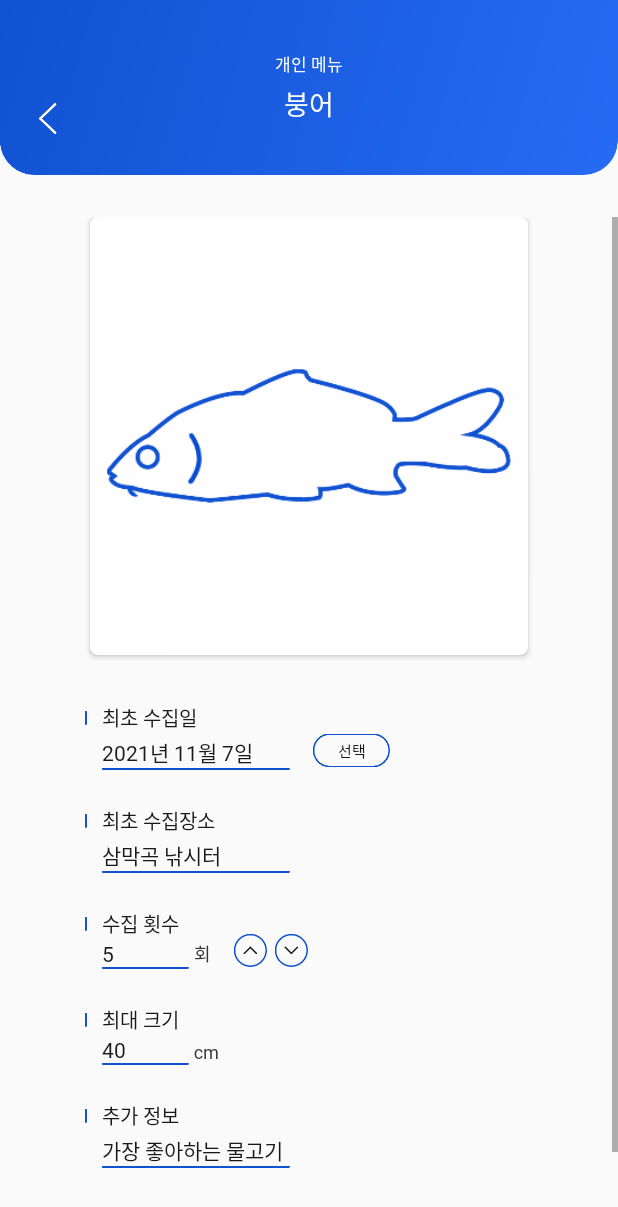
After one commit to ThinkingDobby/FishTracker, an Android app: the CollectionDetailEditActivity screen opened directly, with no data from a screen before it, on a phone screen of 412 x 824 dp. The commit adds this screen. Shown: the top 1207 px of the screen. Run offline under Robolectric (Android 15) with nearby library versions, the light colour scheme and no system bars.

Commit message:
CollectionDetailEditActivity 기초 디자인 완료
<FIN>
기초 디자인 완료
<TODO>
기능 구현

```diff
--- a/app/src/main/AndroidManifest.xml
+++ b/app/src/main/AndroidManifest.xml
@@ -15,7 +15,9 @@
         android:roundIcon="@mipmap/ic_launcher_round"
         android:supportsRtl="true"
         android:theme="@style/AppTheme">
-        <activity android:name=".CollectionDetailActivity"></activity>
+        <activity android:name=".CollectionDetailEditActivity"
+            android:windowSoftInputMode="adjustPan"/>
+        <activity android:name=".CollectionDetailActivity" />
         <activity android:name=".CollectionActivity" />
         <activity android:name=".MenuActivity" />
         <activity
--- a/app/src/main/java/com/example/thinkingdobby/fishtracker/CollectionDetailActivity.kt
+++ b/app/src/main/java/com/example/thinkingdobby/fishtracker/CollectionDetailActivity.kt
@@ -1,5 +1,6 @@
 package com.example.thinkingdobby.fishtracker
 
+import android.content.Intent
 import android.graphics.Color
 import android.support.v7.app.AppCompatActivity
 import android.os.Bundle
@@ -24,6 +25,11 @@ class CollectionDetailActivity : AppCompatActivity() {
             finish()
         }
 
+        collectionDetail_btn_change.setOnClickListener {
+            val intent = Intent(this, CollectionDetailEditActivity::class.java)
+            startActivity(intent)
+        }
+
         val bundle = intent.extras
         val fish = bundle?.getParcelable<Fish>("selectedFish")
 
--- /dev/null
+++ b/app/src/main/java/com/example/thinkingdobby/fishtracker/CollectionDetailEditActivity.kt
@@ -0,0 +1,21 @@
+package com.example.thinkingdobby.fishtracker
+
+import android.graphics.Color
+import android.support.v7.app.AppCompatActivity
+import android.os.Bundle
+import android.view.View
+
+class CollectionDetailEditActivity : AppCompatActivity() {
+
+    override fun onCreate(savedInstanceState: Bundle?) {
+        super.onCreate(savedInstanceState)
+        setContentView(R.layout.activity_collection_detail_edit)
+
+        window.apply {
+            decorView.systemUiVisibility =
+                    View.SYSTEM_UI_FLAG_LAYOUT_STABLE or
+                            View.SYSTEM_UI_FLAG_LAYOUT_FULLSCREEN
+            statusBarColor = Color.TRANSPARENT
+        }
+    }
+}
--- /dev/null
+++ b/app/src/main/res/layout/activity_collection_detail_edit.xml
@@ -0,0 +1,428 @@
+<?xml version="1.0" encoding="utf-8"?>
+<android.support.constraint.ConstraintLayout xmlns:android="http://schemas.android.com/apk/res/android"
+    xmlns:app="http://schemas.android.com/apk/res-auto"
+    xmlns:tools="http://schemas.android.com/tools"
+    android:layout_width="match_parent"
+    android:layout_height="match_parent"
+    tools:context=".CollectionDetailEditActivity">
+    <ScrollView
+        android:layout_width="match_parent"
+        android:layout_height="0dp"
+        android:clipToPadding="false"
+        android:paddingTop="54dp"
+        android:paddingBottom="21dp"
+        app:layout_constraintStart_toStartOf="parent"
+        app:layout_constraintEnd_toEndOf="parent"
+        app:layout_constraintTop_toBottomOf="@id/collectionDetailEdit_btn_back"
+        app:layout_constraintBottom_toBottomOf="parent">
+
+        <android.support.constraint.ConstraintLayout
+            android:layout_width="match_parent"
+            android:layout_height="wrap_content">
+
+            <android.support.v7.widget.CardView
+                android:id="@+id/collectionDetailEdit_cv_fish"
+                android:layout_width="292dp"
+                android:layout_height="292dp"
+                app:cardCornerRadius="5dp"
+                app:layout_constraintTop_toTopOf="parent"
+                app:layout_constraintStart_toStartOf="parent"
+                app:layout_constraintEnd_toEndOf="parent">
+                <ImageView
+                    android:id="@+id/collectionDetailEdit_cv_iv_fish"
+                    android:layout_width="match_parent"
+                    android:layout_height="match_parent"
+                    android:src="@drawable/collection_icon_carp"/>
+            </android.support.v7.widget.CardView>
+
+            <TextView
+                android:id="@+id/collectionDetailEdit_tv_dateTitle"
+                android:layout_width="wrap_content"
+                android:layout_height="wrap_content"
+                android:layout_marginTop="32dp"
+                android:layout_marginStart="8dp"
+                android:text="최초 수집일"
+                android:includeFontPadding="false"
+                android:fontFamily="@font/noto_bold"
+                android:textColor="@color/colorDark"
+                android:textSize="13sp"
+                app:layout_constraintTop_toBottomOf="@id/collectionDetailEdit_cv_fish"
+                app:layout_constraintStart_toStartOf="@id/collectionDetailEdit_cv_fish"/>
+
+            <ImageView
+                android:id="@+id/collectionDetailEdit_iv_line1"
+                android:layout_width="1dp"
+                android:layout_height="9dp"
+                android:layout_marginEnd="10dp"
+                app:layout_constraintTop_toTopOf="@id/collectionDetailEdit_tv_dateTitle"
+                app:layout_constraintBottom_toBottomOf="@id/collectionDetailEdit_tv_dateTitle"
+                app:layout_constraintEnd_toStartOf="@id/collectionDetailEdit_tv_dateTitle"
+                android:src="@drawable/title_line"/>
+
+            <EditText
+                android:id="@+id/collectionDetailEdit_tv_date"
+                android:layout_width="125dp"
+                android:layout_height="wrap_content"
+                android:layout_marginTop="8dp"
+                android:text="2021년 11월 7일"
+                android:inputType="text"
+                android:background="@android:color/transparent"
+                android:includeFontPadding="false"
+                android:fontFamily="@font/noto_regular"
+                android:textColor="@color/colorDark"
+                android:textSize="14sp"
+                app:layout_constraintTop_toBottomOf="@id/collectionDetailEdit_iv_line1"
+                app:layout_constraintStart_toStartOf="@id/collectionDetailEdit_tv_dateTitle"/>
+
+            <ImageView
+                android:layout_width="0dp"
+                android:layout_height="1dp"
+                android:adjustViewBounds="true"
+                app:layout_constraintStart_toStartOf="@id/collectionDetailEdit_tv_date"
+                app:layout_constraintEnd_toEndOf="@id/collectionDetailEdit_tv_date"
+                app:layout_constraintTop_toBottomOf="@id/collectionDetailEdit_tv_date"
+                android:src="@drawable/collection_detail_edit_line_long"/>
+
+            <ImageView
+                android:id="@+id/collectionDetailEdit_btn_datePick"
+                android:layout_width="51dp"
+                android:layout_height="23dp"
+                android:layout_marginStart="15dp"
+                app:layout_constraintStart_toEndOf="@id/collectionDetailEdit_tv_date"
+                app:layout_constraintBottom_toBottomOf="@id/collectionDetailEdit_tv_date"
+                android:src="@drawable/collection_detail_edit_datepick"/>
+
+            <TextView
+                android:layout_width="wrap_content"
+                android:layout_height="wrap_content"
+                android:text="선택"
+                android:textSize="10sp"
+                android:fontFamily="@font/noto_medium"
+                android:includeFontPadding="false"
+                android:textColor="@color/colorDark"
+                app:layout_constraintStart_toStartOf="@id/collectionDetailEdit_btn_datePick"
+                app:layout_constraintEnd_toEndOf="@id/collectionDetailEdit_btn_datePick"
+                app:layout_constraintTop_toTopOf="@id/collectionDetailEdit_btn_datePick"
+                app:layout_constraintBottom_toBottomOf="@id/collectionDetailEdit_btn_datePick"/>
+
+            <TextView
+                android:id="@+id/collectionDetailEdit_tv_locationTitle"
+                android:layout_width="wrap_content"
+                android:layout_height="wrap_content"
+                android:layout_marginTop="25dp"
+                android:text="최초 수집장소"
+                android:includeFontPadding="false"
+                android:fontFamily="@font/noto_bold"
+                android:textColor="@color/colorDark"
+                android:textSize="13sp"
+                app:layout_constraintTop_toBottomOf="@id/collectionDetailEdit_tv_date"
+                app:layout_constraintStart_toStartOf="@id/collectionDetailEdit_tv_dateTitle"/>
+
+            <ImageView
+                android:id="@+id/collectionDetailEdit_iv_line2"
+                android:layout_width="1dp"
+                android:layout_height="9dp"
+                android:layout_marginEnd="10dp"
+                app:layout_constraintTop_toTopOf="@id/collectionDetailEdit_tv_locationTitle"
+                app:layout_constraintBottom_toBottomOf="@id/collectionDetailEdit_tv_locationTitle"
+                app:layout_constraintEnd_toStartOf="@id/collectionDetailEdit_tv_locationTitle"
+                android:src="@drawable/title_line"/>
+
+            <EditText
+                android:id="@+id/collectionDetailEdit_tv_location"
+                android:layout_width="125dp"
+                android:layout_height="wrap_content"
+                android:layout_marginTop="8dp"
+                android:text="삼막곡 낚시터"
+                android:includeFontPadding="false"
+                android:inputType="text"
+                android:background="@android:color/transparent"
+                android:fontFamily="@font/noto_regular"
+                android:textColor="@color/colorDark"
+                android:textSize="14sp"
+                app:layout_constraintTop_toBottomOf="@id/collectionDetailEdit_iv_line2"
+                app:layout_constraintStart_toStartOf="@id/collectionDetailEdit_tv_locationTitle"/>
+
+            <ImageView
+                android:layout_width="0dp"
+                android:layout_height="1dp"
+                app:layout_constraintStart_toStartOf="@id/collectionDetailEdit_tv_location"
+                app:layout_constraintEnd_toEndOf="@id/collectionDetailEdit_tv_location"
+                app:layout_constraintTop_toBottomOf="@id/collectionDetailEdit_tv_location"
+                android:src="@drawable/collection_detail_edit_line_long"/>
+
+            <TextView
+                android:id="@+id/collectionDetailEdit_tv_countTitle"
+                android:layout_width="wrap_content"
+                android:layout_height="wrap_content"
+                android:layout_marginTop="25dp"
+                android:text="수집 횟수"
+                android:includeFontPadding="false"
+                android:fontFamily="@font/noto_bold"
+                android:textColor="@color/colorDark"
+                android:textSize="13sp"
+                app:layout_constraintTop_toBottomOf="@id/collectionDetailEdit_tv_location"
+                app:layout_constraintStart_toStartOf="@id/collectionDetailEdit_tv_locationTitle"/>
+
+            <ImageView
+                android:id="@+id/collectionDetailEdit_iv_line3"
+                android:layout_width="1dp"
+                android:layout_height="9dp"
+                android:layout_marginEnd="10dp"
+                app:layout_constraintTop_toTopOf="@id/collectionDetailEdit_tv_countTitle"
+                app:layout_constraintBottom_toBottomOf="@id/collectionDetailEdit_tv_countTitle"
+                app:layout_constraintEnd_toStartOf="@id/collectionDetailEdit_tv_countTitle"
+                android:src="@drawable/title_line"/>
+
+            <EditText
+                android:id="@+id/collectionDetailEdit_tv_count"
+                android:layout_width="58dp"
+                android:layout_height="wrap_content"
+                android:layout_marginTop="8dp"
+                android:text="5"
+                android:includeFontPadding="false"
+                android:inputType="text"
+                android:background="@android:color/transparent"
+                android:fontFamily="@font/noto_regular"
+                android:textColor="@color/colorDark"
+                android:textSize="14sp"
+                app:layout_constraintTop_toBottomOf="@id/collectionDetailEdit_iv_line3"
+                app:layout_constraintStart_toStartOf="@id/collectionDetailEdit_tv_countTitle"/>
+
+            <ImageView
+                android:layout_width="0dp"
+                android:layout_height="1dp"
+                app:layout_constraintStart_toStartOf="@id/collectionDetailEdit_tv_count"
+                app:layout_constraintEnd_toEndOf="@id/collectionDetailEdit_tv_count"
+                app:layout_constraintTop_toBottomOf="@id/collectionDetailEdit_tv_count"
+                android:src="@drawable/collection_detail_edit_line_short"/>
+
+            <TextView
+                android:id="@+id/collectionDetailEdit_tv_countUnit"
+                android:layout_width="wrap_content"
+                android:layout_height="wrap_content"
+                android:text="회"
+                android:textColor="#333333"
+                android:fontFamily="@font/noto_regular"
+                android:includeFontPadding="false"
+                android:textSize="12sp"
+                android:layout_marginStart="3dp"
+                app:layout_constraintStart_toEndOf="@id/collectionDetailEdit_tv_count"
+                app:layout_constraintBottom_toBottomOf="@id/collectionDetailEdit_tv_count"/>
+
+            <ImageView
+                android:id="@+id/collectionDetail_btn_countUp"
+                android:layout_width="22dp"
+                android:layout_height="22dp"
+                android:layout_marginStart="15dp"
+                app:layout_constraintStart_toEndOf="@id/collectionDetailEdit_tv_countUnit"
+                app:layout_constraintBottom_toBottomOf="@id/collectionDetailEdit_tv_countUnit"
+                android:src="@drawable/btn_up"/>
+
+            <ImageView
+                android:layout_width="22dp"
+                android:layout_height="22dp"
+                android:layout_marginStart="5dp"
+                app:layout_constraintStart_toEndOf="@id/collectionDetail_btn_countUp"
+                app:layout_constraintBottom_toBottomOf="@id/collectionDetail_btn_countUp"
+                android:src="@drawable/btn_down"/>
+
+            <TextView
+                android:id="@+id/collectionDetailEdit_tv_sizeTitle"
+                android:layout_width="wrap_content"
+                android:layout_height="wrap_content"
+                android:layout_marginTop="25dp"
+                android:text="최대 크기"
+                android:includeFontPadding="false"
+                android:fontFamily="@font/noto_bold"
+                android:textColor="@color/colorDark"
+                android:textSize="13sp"
+                app:layout_constraintTop_toBottomOf="@id/collectionDetailEdit_tv_count"
+                app:layout_constraintStart_toStartOf="@id/collectionDetailEdit_tv_dateTitle"/>
+
+            <ImageView
+                android:id="@+id/collectionDetailEdit_iv_line4"
+                android:layout_width="1dp"
+                android:layout_height="9dp"
+                android:layout_marginEnd="10dp"
+                app:layout_constraintTop_toTopOf="@id/collectionDetailEdit_tv_sizeTitle"
+                app:layout_constraintBottom_toBottomOf="@id/collectionDetailEdit_tv_sizeTitle"
+                app:layout_constraintEnd_toStartOf="@id/collectionDetailEdit_tv_sizeTitle"
+                android:src="@drawable/title_line"/>
+
+            <EditText
+                android:id="@+id/collectionDetailEdit_tv_size"
+                android:layout_width="58dp"
+                android:layout_height="wrap_content"
+                android:layout_marginTop="8dp"
+                android:text="40"
+                android:includeFontPadding="false"
+                android:inputType="text"
+                android:background="@android:color/transparent"
+                android:fontFamily="@font/noto_regular"
+                android:textColor="@color/colorDark"
+                android:textSize="14sp"
+                app:layout_constraintTop_toBottomOf="@id/collectionDetailEdit_iv_line4"
+                app:layout_constraintStart_toStartOf="@id/collectionDetailEdit_tv_sizeTitle"/>
+
+            <ImageView
+                android:layout_width="0dp"
+                android:layout_height="1dp"
+                app:layout_constraintStart_toStartOf="@id/collectionDetailEdit_tv_size"
+                app:layout_constraintEnd_toEndOf="@id/collectionDetailEdit_tv_size"
+                app:layout_constraintTop_toBottomOf="@id/collectionDetailEdit_tv_size"
+                android:src="@drawable/collection_detail_edit_line_short"/>
+
+            <TextView
+                android:layout_width="wrap_content"
+                android:layout_height="wrap_content"
+                android:text="cm"
+                android:textColor="#333333"
+                android:fontFamily="@font/noto_regular"
+                android:includeFontPadding="false"
+                android:textSize="12sp"
+                android:layout_marginStart="3dp"
+                app:layout_constraintStart_toEndOf="@id/collectionDetailEdit_tv_size"
+                app:layout_constraintBottom_toBottomOf="@id/collectionDetailEdit_tv_size"/>
+
+            <TextView
+                android:id="@+id/collectionDetailEdit_tv_infoTitle"
+                android:layout_width="wrap_content"
+                android:layout_height="wrap_content"
+                android:layout_marginTop="25dp"
+                android:text="추가 정보"
+                android:includeFontPadding="false"
+                android:fontFamily="@font/noto_bold"
+                android:textColor="@color/colorDark"
+                android:textSize="13sp"
+                app:layout_constraintTop_toBottomOf="@id/collectionDetailEdit_tv_size"
+                app:layout_constraintStart_toStartOf="@id/collectionDetailEdit_tv_dateTitle"/>
+
+            <ImageView
+                android:id="@+id/collectionDetailEdit_iv_line5"
+                android:layout_width="1dp"
+                android:layout_height="9dp"
+                android:layout_marginEnd="10dp"
+                app:layout_constraintTop_toTopOf="@id/collectionDetailEdit_tv_infoTitle"
+                app:layout_constraintBottom_toBottomOf="@id/collectionDetailEdit_tv_infoTitle"
+                app:layout_constraintEnd_toStartOf="@id/collectionDetailEdit_tv_infoTitle"
+                android:src="@drawable/title_line"/>
+
+            <!-- 추후 배경 이미지 수정 -->
+            <EditText
+                android:id="@+id/collectionDetailEdit_tv_info"
+                android:layout_width="125dp"
+                android:layout_height="wrap_content"
+                android:layout_marginTop="8dp"
+                android:text="가장 좋아하는 물고기"
+                android:includeFontPadding="false"
+                android:inputType="text"
+                android:background="@android:color/transparent"
+                android:fontFamily="@font/noto_regular"
+                android:textColor="@color/colorDark"
+                android:textSize="14sp"
+                app:layout_constraintTop_toBottomOf="@id/collectionDetailEdit_iv_line5"
+                app:layout_constraintStart_toStartOf="@id/collectionDetailEdit_tv_infoTitle"/>
+
+            <ImageView
+                android:layout_width="0dp"
+                android:layout_height="1dp"
+                app:layout_constraintStart_toStartOf="@id/collectionDetailEdit_tv_info"
+                app:layout_constraintEnd_toEndOf="@id/collectionDetailEdit_tv_info"
+                app:layout_constraintTop_toBottomOf="@id/collectionDetailEdit_tv_info"
+                android:src="@drawable/collection_detail_edit_line_long"/>
+
+            <android.support.constraint.Guideline
+                android:id="@+id/collection_cv_gl"
+                android:layout_width="match_parent"
+                android:layout_height="match_parent"
+                android:orientation="vertical"
+                app:layout_constraintGuide_percent="0.5" />
+
+            <ImageView
+                android:id="@+id/collectionDetailEdit_btn_change"
+                android:layout_width="325dp"
+                android:layout_height="39dp"
+                android:layout_marginTop="48dp"
+                app:layout_constraintTop_toBottomOf="@id/collectionDetailEdit_tv_info"
+                app:layout_constraintStart_toStartOf="parent"
+                app:layout_constraintEnd_toEndOf="parent"
+                android:src="@drawable/collection_detail_edit_change"/>
+
+            <TextView
+                android:layout_width="wrap_content"
+                android:layout_height="wrap_content"
+                android:text="정보 변경"
+                android:textSize="14sp"
+                android:fontFamily="@font/noto_medium"
+                android:textColor="@color/colorWhite"
+                android:includeFontPadding="false"
+                app:layout_constraintStart_toStartOf="@id/collectionDetailEdit_btn_change"
+                app:layout_constraintEnd_toEndOf="@id/collectionDetailEdit_btn_change"
+                app:layout_constraintTop_toTopOf="@id/collectionDetailEdit_btn_change"
+                app:layout_constraintBottom_toBottomOf="@id/collectionDetailEdit_btn_change"/>
+
+        </android.support.constraint.ConstraintLayout>
+    </ScrollView>
+
+    <!--상단 바-->
+    <ImageView
+        android:id="@+id/collectionDetailEdit_iv_top"
+        android:layout_width="0dp"
+        android:layout_height="wrap_content"
+        android:adjustViewBounds="true"
+        app:layout_constraintTop_toTopOf="parent"
+        app:layout_constraintStart_toStartOf="parent"
+        app:layout_constraintEnd_toEndOf="parent"
+        android:src="@drawable/top"
+        android:contentDescription="상단 타이틀" />
+
+    <ImageView
+        android:id="@+id/collectionDetailEdit_btn_back"
+        android:layout_width="12dp"
+        android:layout_height="23dp"
+        android:layout_marginStart="26dp"
+        android:layout_marginBottom="26dp"
+        app:layout_constraintBottom_toBottomOf="@id/collectionDetailEdit_iv_top"
+        app:layout_constraintStart_toStartOf="@id/collectionDetailEdit_iv_top"
+        android:src="@drawable/arrow_right"/>
+
+    <View
+        android:id="@+id/collectionDetailEdit_v_backArea"
+        android:layout_width="40dp"
+        android:layout_height="40dp"
+        app:layout_constraintStart_toStartOf="@id/collectionDetailEdit_btn_back"
+        app:layout_constraintEnd_toEndOf="@id/collectionDetailEdit_btn_back"
+        app:layout_constraintTop_toTopOf="@id/collectionDetailEdit_btn_back"
+        app:layout_constraintBottom_toBottomOf="@id/collectionDetailEdit_btn_back"/>
+
+    <TextView
+        android:id="@+id/collectionDetailEdit_tv_titleSub"
+        android:layout_width="wrap_content"
+        android:layout_height="wrap_content"
+        android:layout_marginTop="34dp"
+        android:text="개인 메뉴"
+        android:textSize="11sp"
+        android:textColor="@color/colorWhite"
+        android:fontFamily="@font/noto_regular"
+        android:includeFontPadding="false"
+        app:layout_constraintTop_toTopOf="@id/collectionDetailEdit_iv_top"
+        app:layout_constraintStart_toStartOf="@id/collectionDetailEdit_iv_top"
+        app:layout_constraintEnd_toEndOf="@id/collectionDetailEdit_iv_top"/>
+
+    <TextView
+        android:id="@+id/collectionDetailEdit_tv_titleMain"
+        android:layout_width="wrap_content"
+        android:layout_height="wrap_content"
+        android:text="붕어"
+        android:textSize="18sp"
+        android:fontFamily="@font/noto_medium"
+        android:textColor="@color/colorWhite"
+        android:layout_marginTop="5dp"
+        android:includeFontPadding="false"
+        app:layout_constraintTop_toBottomOf="@id/collectionDetailEdit_tv_titleSub"
+        app:layout_constraintStart_toStartOf="@id/collectionDetailEdit_tv_titleSub"
+        app:layout_constraintEnd_toEndOf="@id/collectionDetailEdit_tv_titleSub"/>
+    <!--상단 바-->
+
+</android.support.constraint.ConstraintLayout>
```
